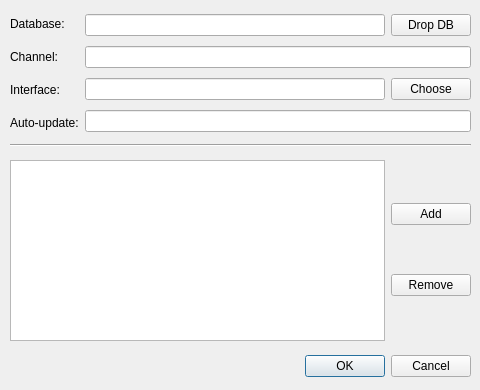
Old version of the form qt/designs/options_dialog.ui in the repository MarvinCS/DNS_Sniffer.
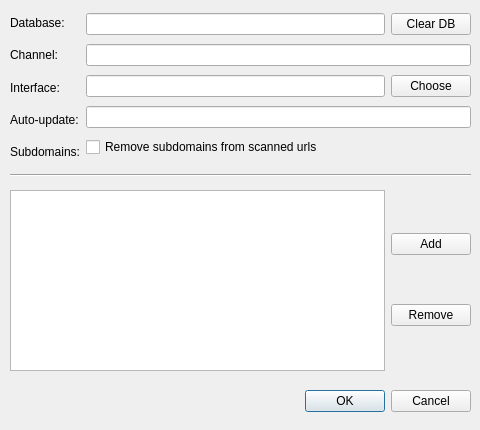
New version of the form.

```diff
--- a/qt/designs/options_dialog.ui
+++ b/qt/designs/options_dialog.ui
@@ -7,7 +7,7 @@
     <x>0</x>
     <y>0</y>
     <width>480</width>
-    <height>390</height>
+    <height>430</height>
    </rect>
   </property>
   <property name="windowTitle">
@@ -17,9 +17,9 @@
    <property name="geometry">
     <rect>
      <x>10</x>
-     <y>350</y>
+     <y>381</y>
      <width>461</width>
-     <height>32</height>
+     <height>41</height>
     </rect>
    </property>
    <property name="orientation">
@@ -35,7 +35,7 @@
      <x>10</x>
      <y>10</y>
      <width>461</width>
-     <height>126</height>
+     <height>155</height>
     </rect>
    </property>
    <layout class="QHBoxLayout" name="horizontalLayout">
@@ -69,6 +69,13 @@
         </property>
        </widget>
       </item>
+      <item>
+       <widget class="QLabel" name="lbl_subdomains">
+        <property name="text">
+         <string>Subdomains:</string>
+        </property>
+       </widget>
+      </item>
      </layout>
     </item>
     <item>
@@ -81,7 +88,7 @@
         <item>
          <widget class="QPushButton" name="btn_drop_db">
           <property name="text">
-           <string>Drop DB</string>
+           <string>Clear DB</string>
           </property>
          </widget>
         </item>
@@ -107,6 +114,13 @@
       <item>
        <widget class="QLineEdit" name="ti_auto_update"/>
       </item>
+      <item>
+       <widget class="QCheckBox" name="cb_subdomains">
+        <property name="text">
+         <string>Remove subdomains from scanned urls</string>
+        </property>
+       </widget>
+      </item>
      </layout>
     </item>
    </layout>
@@ -115,7 +129,7 @@
    <property name="geometry">
     <rect>
      <x>10</x>
-     <y>130</y>
+     <y>160</y>
      <width>461</width>
      <height>31</height>
     </rect>
@@ -128,7 +142,7 @@
    <property name="geometry">
     <rect>
      <x>10</x>
-     <y>160</y>
+     <y>190</y>
      <width>461</width>
      <height>181</height>
     </rect>
```
Left out of the diff: 4 changed lines with no effect on the pictures.
